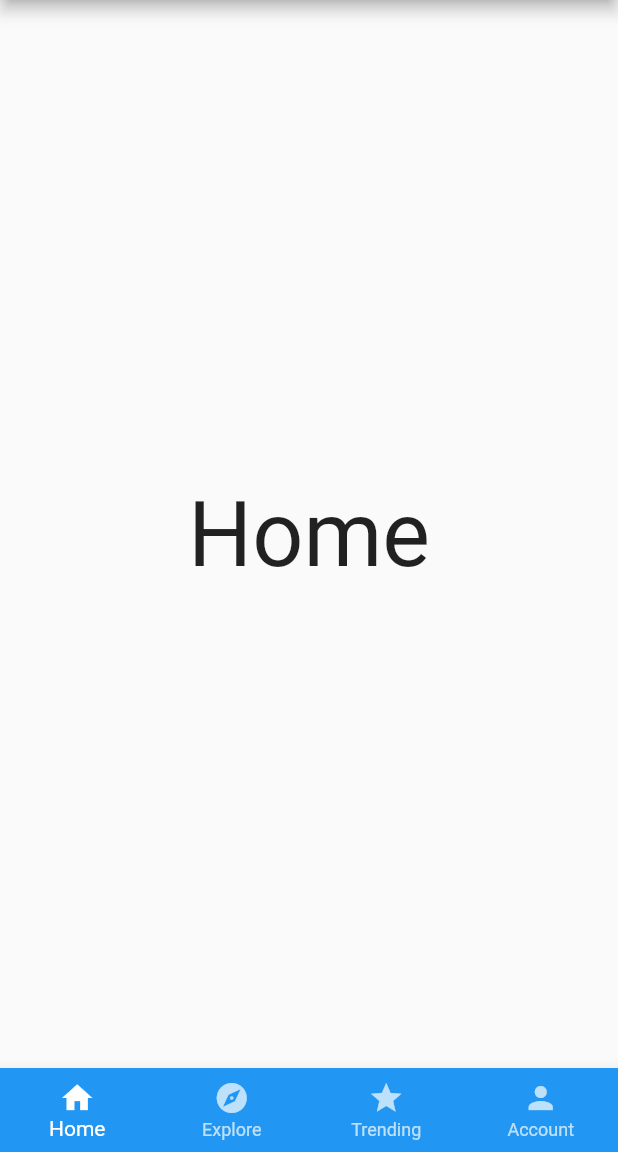
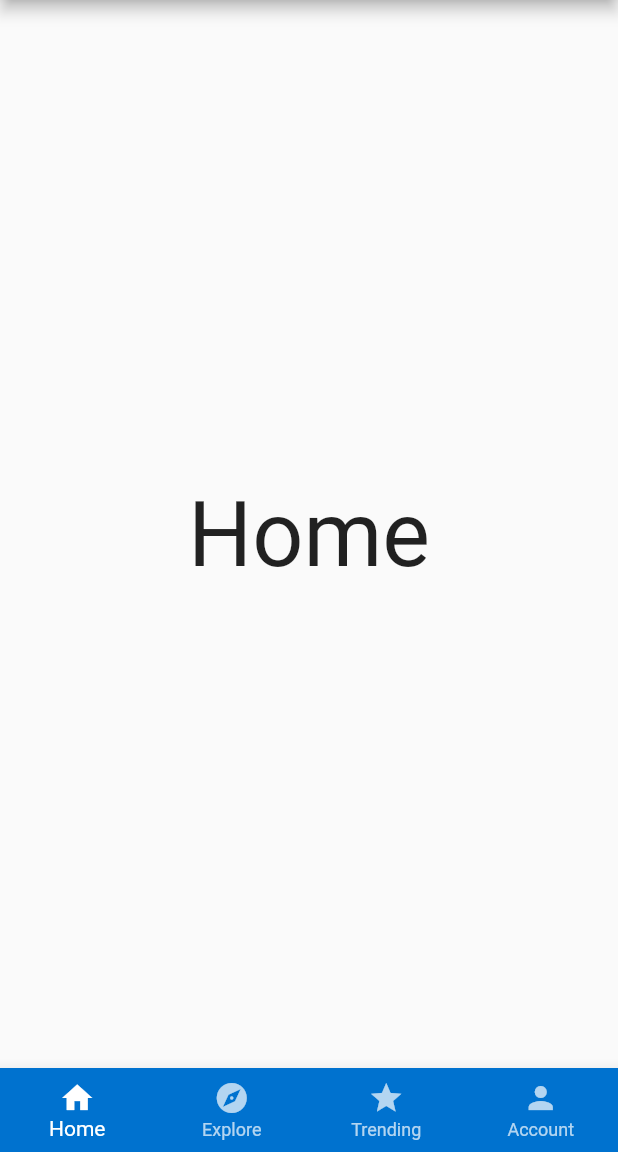
Before and after one commit to KelompokBesar32/Diskusiaza-FE-MOBILE, a Flutter app: the screen it shows after launch, on a phone screen of 412 x 824 dp, the part 84-1236 px from its top. Run offline on Flutter 3.47's test engine with Material 2 defaults, Android fonts, the phone set to English and light mode, and no system bars.

Commit message:
update navbar pada homescreen

```diff
--- a/diskusiaza_mobile/lib/screen/home_screen.dart
+++ b/diskusiaza_mobile/lib/screen/home_screen.dart
@@ -34,7 +34,7 @@ class _HomeScreenState extends State<HomeScreen> {
       ),
       bottomNavigationBar: BottomNavigationBar(
           type: BottomNavigationBarType.fixed,
-          backgroundColor: Colors.blue,
+          backgroundColor: Color.fromARGB(255, 0, 114, 207),
           selectedItemColor: Colors.white,
           unselectedItemColor: Colors.white70,
           currentIndex: currentIndex,
```
